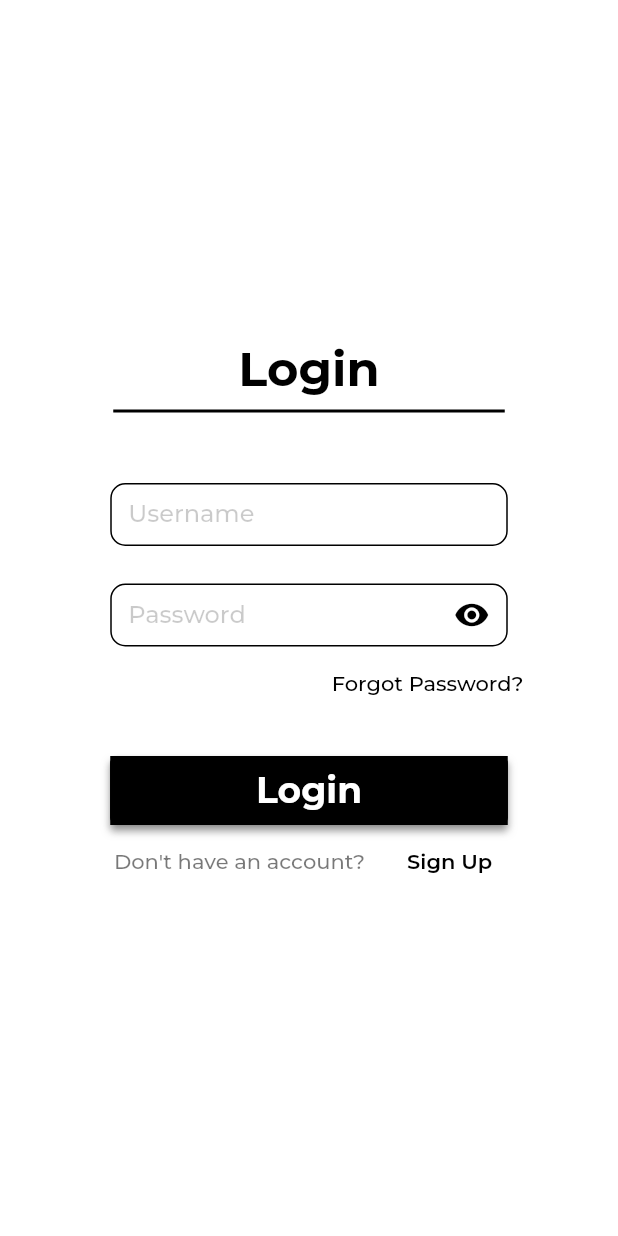
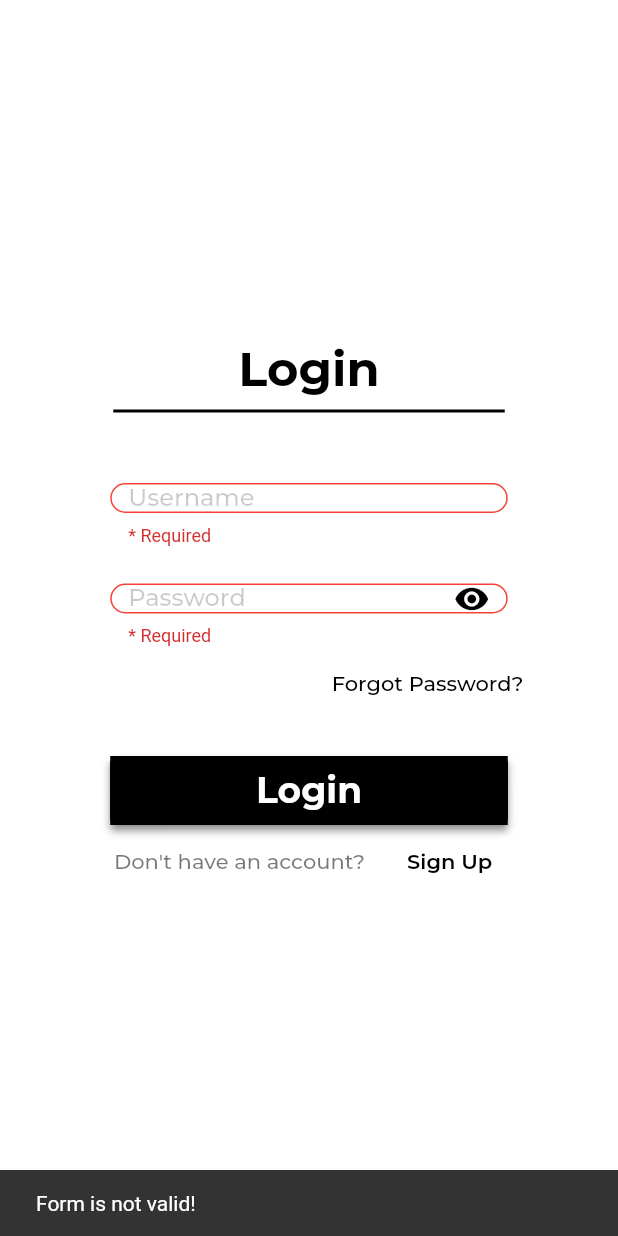
Before and after one commit to EzraArya/to-do-list-flutter, a Flutter app: the LoginPage screen opened directly, after a tap on "Login", on a phone screen of 412 x 824 dp. Run offline on Flutter 3.47's test engine with Material 2 defaults, Android fonts, the phone set to English and light mode, and no system bars; our stand-ins replace google_fonts.

Commit message:
added login validator

```diff
--- a/lib/main.dart
+++ b/lib/main.dart
@@ -1,5 +1,6 @@
 import 'package:flutter/material.dart';
 import 'package:to_do_list/screen/home_page.dart';
+import 'package:to_do_list/screen/login_page.dart';
 import 'package:to_do_list/screen/register_page.dart';
 
 void main() => runApp(const MyApp());
@@ -9,6 +10,6 @@ class MyApp extends StatelessWidget {
 
   @override
   Widget build(BuildContext context) {
-    return const MaterialApp(title: 'To-Do List', home: HomePage());
+    return const MaterialApp(title: 'To-Do List', home: LoginPage());
   }
 }
--- a/lib/screen/login_page.dart
+++ b/lib/screen/login_page.dart
@@ -1,3 +1,5 @@
+// ignore_for_file: prefer_const_constructors
+
 import 'package:flutter/material.dart';
 import 'package:to_do_list/constants/colors.dart';
 import 'package:google_fonts/google_fonts.dart';
@@ -11,6 +13,7 @@ class LoginPage extends StatefulWidget {
 
 class _LoginPageState extends State<LoginPage> {
   bool _isHidden = true;
+  GlobalKey<FormState> _formKey = GlobalKey<FormState>();
 
   @override
   Widget build(BuildContext context) {
@@ -45,18 +48,31 @@ class _LoginPageState extends State<LoginPage> {
               const SizedBox(height: 47, width: 47),
 
               //Username TextField
-              Column(
+              Form(
+                key: _formKey,
+                child: Column(
                   children: <Widget>[
                     SizedBox(
                       width: 265,
                       height: 42,
-                    child: TextField(
+                      child: TextFormField(
                         style: GoogleFonts.montserrat(
                           fontSize: 16,
                           fontWeight: FontWeight.normal
                         ),
                         decoration: InputDecoration(
-
+                            errorBorder: OutlineInputBorder(
+                              borderSide: BorderSide(
+                                color: Colors.red,
+                              ),
+                              borderRadius: BorderRadius.all(Radius.circular(10))
+                            ),
+                            focusedErrorBorder: OutlineInputBorder(
+                              borderSide: BorderSide(
+                                color: Colors.red,
+                              ),
+                              borderRadius: BorderRadius.all(Radius.circular(10))
+                            ),
                             labelText: 'Username',
                             labelStyle: GoogleFonts.montserrat(
                               fontWeight: FontWeight.w500,
@@ -67,18 +83,25 @@ class _LoginPageState extends State<LoginPage> {
                               fontWeight: FontWeight.w500,
                               color :  Colors.black
                             ),
-                          border: const OutlineInputBorder(
+                            border:  OutlineInputBorder(
                               borderRadius: BorderRadius.all(Radius.circular(10)),
                             ),
-                          enabledBorder: const OutlineInputBorder(
+                            enabledBorder: OutlineInputBorder(
                               borderRadius: BorderRadius.all(Radius.circular(10)),
                               borderSide: BorderSide(color: Colors.black, width: 1),
                             ),
-                          focusedBorder: const OutlineInputBorder(
+                            focusedBorder: OutlineInputBorder(
                               borderRadius: BorderRadius.all(Radius.circular(10)),
                               borderSide: BorderSide(color: Colors.black, width: 1),
                             ),
                           ),
+                          validator: (value) {
+                            if (value?.isEmpty ?? true){
+                              return "* Required";
+                            } else {
+                              return null;
+                            }
+                          },
                         ),
                     ),
 
@@ -89,10 +112,21 @@ class _LoginPageState extends State<LoginPage> {
                     SizedBox(
                       width: 265,
                       height: 42,
-                    child: TextField(
+                      child: TextFormField(
                         obscureText: _isHidden,
-
                         decoration: InputDecoration(
+                            errorBorder: OutlineInputBorder(
+                              borderSide: BorderSide(
+                                color: Colors.red,
+                              ),
+                              borderRadius: BorderRadius.all(Radius.circular(10))
+                            ),
+                            focusedErrorBorder: OutlineInputBorder(
+                              borderSide: BorderSide(
+                                color: Colors.red,
+                              ),
+                              borderRadius: BorderRadius.all(Radius.circular(10))
+                            ),
                             suffixIcon: IconButton(
                               onPressed: () {
                                 setState(() {
@@ -114,18 +148,25 @@ class _LoginPageState extends State<LoginPage> {
                               fontWeight: FontWeight.w500,
                               color :  Colors.black
                             ),
-                          border: const OutlineInputBorder(
+                            border: OutlineInputBorder(
                               borderRadius: BorderRadius.all(Radius.circular(10)),
                             ),
-                          enabledBorder: const OutlineInputBorder(
+                            enabledBorder: OutlineInputBorder(
                               borderRadius: BorderRadius.all(Radius.circular(10)),
                               borderSide: BorderSide(color: Colors.black, width: 1),
                             ),
-                          focusedBorder: const OutlineInputBorder(
+                            focusedBorder: OutlineInputBorder(
                               borderRadius: BorderRadius.all(Radius.circular(10)),
                               borderSide: BorderSide(color: Colors.black, width: 1),
                             ),
                           ),
+                          validator: (value) {
+                            if (value?.isEmpty ?? true){
+                              return "* Required";
+                            } else {
+                              return null;
+                          }
+                        },
                         ),
                     ),
 
@@ -171,7 +212,13 @@ class _LoginPageState extends State<LoginPage> {
                     ),
                     child: ElevatedButton(
                       onPressed: () {
-
+                        if(_formKey.currentState?.validate() ?? false){
+                          print('object');
+                        } else {
+                          ScaffoldMessenger.of(context).showSnackBar(
+                            const SnackBar(content: Text('Form is not valid!'))
+                          );
+                        }
                       },
                       style: ElevatedButton.styleFrom(
                         foregroundColor: Colors.white, backgroundColor: Colors.black,
@@ -224,6 +271,7 @@ class _LoginPageState extends State<LoginPage> {
                   ),
                   ],
                 ),
+              ),
             ],
             )
           ),
--- a/pubspec.yaml
+++ b/pubspec.yaml
@@ -30,6 +30,7 @@ environment:
 dependencies:
   flutter:
     sdk: flutter
+  form_field_validator: ^1.0.1
 
 
   # The following adds the Cupertino Icons font to your application.
```
Also changed, not shown: pubspec.lock. Lines whose indentation alone changed are shown as unchanged.
